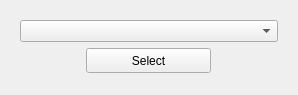
The window that uiFiles/polygonRole.ui (ghorik78/serverGui) describes before a commit, drawn with Qt 5.
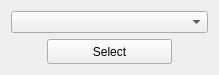
The same window after the commit.

Diff of the .ui file:
```diff
--- a/uiFiles/polygonRole.ui
+++ b/uiFiles/polygonRole.ui
@@ -6,8 +6,8 @@
    <rect>
     <x>0</x>
     <y>0</y>
-    <width>298</width>
-    <height>95</height>
+    <width>219</width>
+    <height>72</height>
    </rect>
   </property>
   <property name="windowTitle">
@@ -20,6 +20,18 @@
       <string notr="true">qproperty-alignment: AlignCenter;</string>
      </property>
      <layout class="QVBoxLayout" name="verticalLayout">
+      <property name="leftMargin">
+       <number>0</number>
+      </property>
+      <property name="topMargin">
+       <number>0</number>
+      </property>
+      <property name="rightMargin">
+       <number>0</number>
+      </property>
+      <property name="bottomMargin">
+       <number>0</number>
+      </property>
       <item>
        <widget class="QComboBox" name="rolesComboBox">
         <property name="minimumSize">
```
